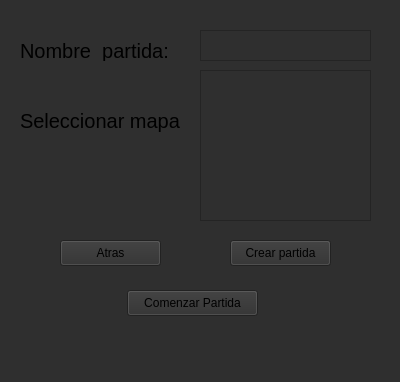
First picture: the form in client/lobby/creatematchwindow.ui, repository martinSaav/counter-strike-2D, before the edit.
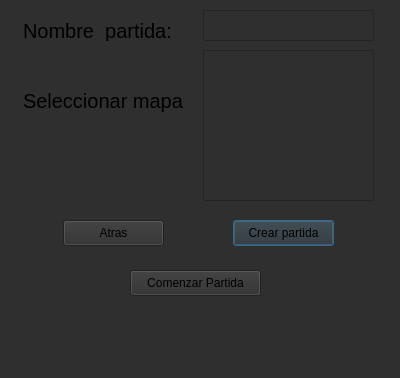
Second picture: the form after the edit.

What changed in the file:
```diff
--- a/client/lobby/creatematchwindow.ui
+++ b/client/lobby/creatematchwindow.ui
@@ -1,37 +1,19 @@
 <?xml version="1.0" encoding="UTF-8"?>
 <ui version="4.0">
  <class>createMatchWindow</class>
- <widget class="QWidget" name="createMatchWindow">
-  <property name="windowModality">
-   <enum>Qt::NonModal</enum>
-  </property>
-  <property name="enabled">
-   <bool>true</bool>
-  </property>
+ <widget class="QDialog" name="createMatchWindow">
   <property name="geometry">
    <rect>
     <x>0</x>
     <y>0</y>
     <width>400</width>
-    <height>382</height>
+    <height>378</height>
    </rect>
   </property>
-  <property name="sizePolicy">
-   <sizepolicy hsizetype="Preferred" vsizetype="Preferred">
-    <horstretch>0</horstretch>
-    <verstretch>0</verstretch>
-   </sizepolicy>
-  </property>
-  <property name="minimumSize">
-   <size>
-    <width>400</width>
-    <height>300</height>
-   </size>
-  </property>
   <property name="maximumSize">
    <size>
-    <width>1000</width>
-    <height>1000</height>
+    <width>500</width>
+    <height>500</height>
    </size>
   </property>
   <property name="windowTitle">
@@ -43,8 +25,8 @@
   <widget class="QPushButton" name="createButton">
    <property name="geometry">
     <rect>
-     <x>230</x>
-     <y>240</y>
+     <x>233</x>
+     <y>220</y>
      <width>101</width>
      <height>26</height>
     </rect>
@@ -53,11 +35,21 @@
     <string>Crear partida</string>
    </property>
   </widget>
+  <widget class="QTextEdit" name="inputNameMatch">
+   <property name="geometry">
+    <rect>
+     <x>203</x>
+     <y>10</y>
+     <width>171</width>
+     <height>31</height>
+    </rect>
+   </property>
+  </widget>
   <widget class="QLabel" name="labelNameMatch">
    <property name="geometry">
     <rect>
-     <x>20</x>
-     <y>40</y>
+     <x>23</x>
+     <y>20</y>
      <width>171</width>
      <height>21</height>
     </rect>
@@ -71,21 +63,11 @@
     <string>Nombre  partida:</string>
    </property>
   </widget>
-  <widget class="QTextEdit" name="inputNameMatch">
-   <property name="geometry">
-    <rect>
-     <x>200</x>
-     <y>30</y>
-     <width>171</width>
-     <height>31</height>
-    </rect>
-   </property>
-  </widget>
   <widget class="QLabel" name="labelMaps">
    <property name="geometry">
     <rect>
-     <x>20</x>
-     <y>90</y>
+     <x>23</x>
+     <y>70</y>
      <width>161</width>
      <height>61</height>
     </rect>
@@ -102,8 +84,8 @@
   <widget class="QListWidget" name="listMaps">
    <property name="geometry">
     <rect>
-     <x>200</x>
-     <y>70</y>
+     <x>203</x>
+     <y>50</y>
      <width>171</width>
      <height>151</height>
     </rect>
@@ -115,11 +97,24 @@
 }</string>
    </property>
   </widget>
+  <widget class="QLabel" name="waitLabel">
+   <property name="geometry">
+    <rect>
+     <x>83</x>
+     <y>320</y>
+     <width>231</width>
+     <height>18</height>
+    </rect>
+   </property>
+   <property name="text">
+    <string/>
+   </property>
+  </widget>
   <widget class="QPushButton" name="backButon">
    <property name="geometry">
     <rect>
-     <x>60</x>
-     <y>240</y>
+     <x>63</x>
+     <y>220</y>
      <width>101</width>
      <height>26</height>
     </rect>
@@ -131,8 +126,8 @@
   <widget class="QPushButton" name="startButton">
    <property name="geometry">
     <rect>
-     <x>127</x>
-     <y>290</y>
+     <x>130</x>
+     <y>270</y>
      <width>131</width>
      <height>26</height>
     </rect>
@@ -141,19 +136,6 @@
     <string>Comenzar Partida</string>
    </property>
   </widget>
-  <widget class="QLabel" name="waitLabel">
-   <property name="geometry">
-    <rect>
-     <x>80</x>
-     <y>340</y>
-     <width>231</width>
-     <height>18</height>
-    </rect>
-   </property>
-   <property name="text">
-    <string/>
-   </property>
-  </widget>
  </widget>
  <resources/>
  <connections/>
```
Left out of the diff: 2 changed lines with no effect on the pictures.
